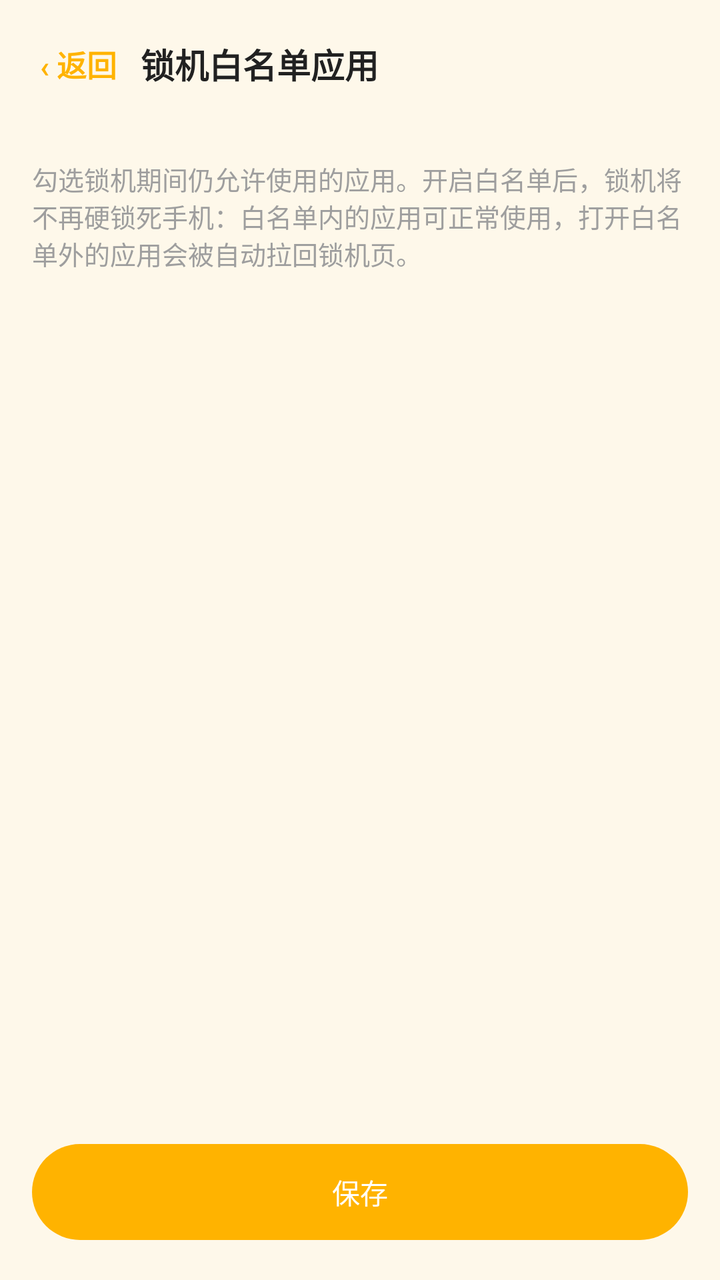
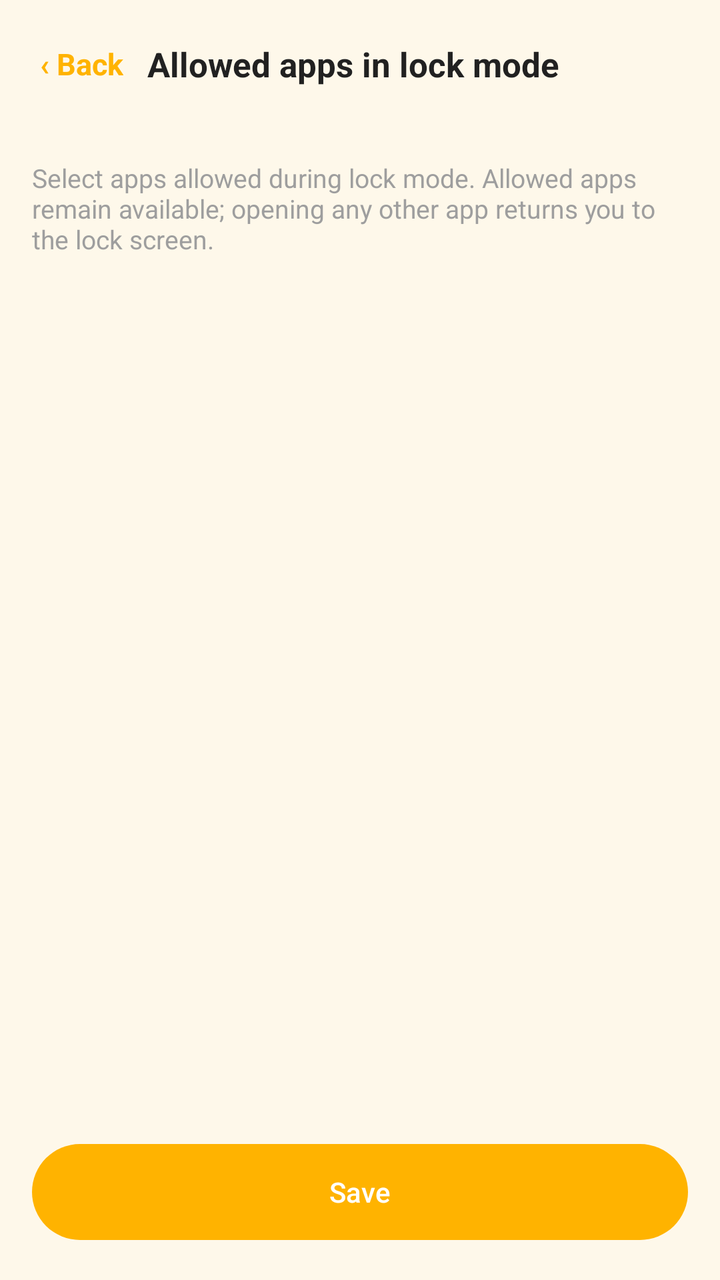

An Android layout rendered at two revisions. The XML below is the earlier revision; the diff shows what the commit changed to produce the second picture.
<!-- AndroidManifest.xml: activity theme Theme.FocusPets -->
<!-- res/layout/activity_lock_whitelist.xml -->
<?xml version="1.0" encoding="utf-8"?>
<LinearLayout xmlns:android="http://schemas.android.com/apk/res/android"
    xmlns:app="http://schemas.android.com/apk/res-auto"
    android:layout_width="match_parent"
    android:layout_height="match_parent"
    android:orientation="vertical"
    android:background="@color/page_background">

    <LinearLayout
        android:layout_width="match_parent"
        android:layout_height="?attr/actionBarSize"
        android:gravity="center_vertical"
        android:orientation="horizontal"
        android:paddingStart="8dp"
        android:paddingEnd="16dp">

        <TextView
            android:id="@+id/tv_back"
            android:layout_width="wrap_content"
            android:layout_height="wrap_content"
            android:padding="12dp"
            android:text="‹ 返回"
            android:textColor="@color/cat_accent"
            android:textSize="15sp"
            android:textStyle="bold" />

        <TextView
            android:layout_width="0dp"
            android:layout_height="wrap_content"
            android:layout_weight="1"
            android:text="锁机白名单应用"
            android:textColor="@color/text_primary"
            android:textSize="17sp"
            android:textStyle="bold" />
    </LinearLayout>

    <TextView
        android:layout_width="match_parent"
        android:layout_height="wrap_content"
        android:padding="16dp"
        android:text="勾选锁机期间仍允许使用的应用。开启白名单后，锁机将不再硬锁死手机：白名单内的应用可正常使用，打开白名单外的应用会被自动拉回锁机页。"
        android:textColor="@color/text_hint"
        android:textSize="13sp" />

    <androidx.recyclerview.widget.RecyclerView
        android:id="@+id/rv_apps"
        android:layout_width="match_parent"
        android:layout_height="0dp"
        android:layout_weight="1"
        android:clipToPadding="false"
        android:padding="8dp" />

    <com.google.android.material.button.MaterialButton
        android:id="@+id/btn_save"
        android:layout_width="match_parent"
        android:layout_height="56dp"
        android:layout_margin="16dp"
        android:text="保存"
        app:cornerRadius="28dp" />
</LinearLayout>
<!-- resources referenced by this layout -->
<resources>
  <color name="cat_accent">#FFB300</color>
  <color name="page_background">#FEF8EA</color>
  <color name="text_hint">#9E9E9E</color>
  <color name="text_primary">#212121</color>
  <style name="Theme.FocusPets" parent="Theme.Material3.DayNight.NoActionBar">
          
          <item name="android:windowBackground">@color/page_background</item>
          <item name="android:colorBackground">@color/page_background</item>
          
          <item name="colorPrimary">@color/cat_accent</item>
          <item name="colorPrimaryContainer">@color/cat_accent</item>
          <item name="colorOnPrimary">#FFFFFF</item>
          
          <item name="android:statusBarColor">@color/page_background</item>
          <item name="android:navigationBarColor">@color/page_background</item>
          <item name="android:windowLightStatusBar">true</item>
      </style>
</resources>

<!-- the commit's change to res/layout/activity_lock_whitelist.xml (unified diff, before → after) -->
@@ -19,7 +19,7 @@
             android:layout_width="wrap_content"
             android:layout_height="wrap_content"
             android:padding="12dp"
-            android:text="‹ 返回"
+            android:text="@string/ui_008"
             android:textColor="@color/cat_accent"
             android:textSize="15sp"
             android:textStyle="bold" />
@@ -28,7 +28,7 @@
             android:layout_width="0dp"
             android:layout_height="wrap_content"
             android:layout_weight="1"
-            android:text="锁机白名单应用"
+            android:text="@string/ui_137"
             android:textColor="@color/text_primary"
             android:textSize="17sp"
             android:textStyle="bold" />
@@ -38,7 +38,7 @@
         android:layout_width="match_parent"
         android:layout_height="wrap_content"
         android:padding="16dp"
-        android:text="勾选锁机期间仍允许使用的应用。开启白名单后，锁机将不再硬锁死手机：白名单内的应用可正常使用，打开白名单外的应用会被自动拉回锁机页。"
+        android:text="@string/ui_048"
         android:textColor="@color/text_hint"
         android:textSize="13sp" />
 
@@ -55,6 +55,6 @@
         android:layout_width="match_parent"
         android:layout_height="56dp"
         android:layout_margin="16dp"
-        android:text="保存"
+        android:text="@string/ui_037"
         app:cornerRadius="28dp" />
 </LinearLayout>
<!-- resource entries referenced after the edit -->
@@ -4,6 +4,10 @@
   <color name="page_background">#FEF8EA</color>
   <color name="text_hint">#9E9E9E</color>
   <color name="text_primary">#212121</color>
+  <string name="ui_008">‹ Back</string>
+  <string name="ui_037">Save</string>
+  <string name="ui_048">Select apps allowed during lock mode. Allowed apps remain available; opening any other app returns you to the lock screen.</string>
+  <string name="ui_137">Allowed apps in lock mode</string>
   <style name="Theme.FocusPets" parent="Theme.Material3.DayNight.NoActionBar">
           
           <item name="android:windowBackground">@color/page_background</item>
